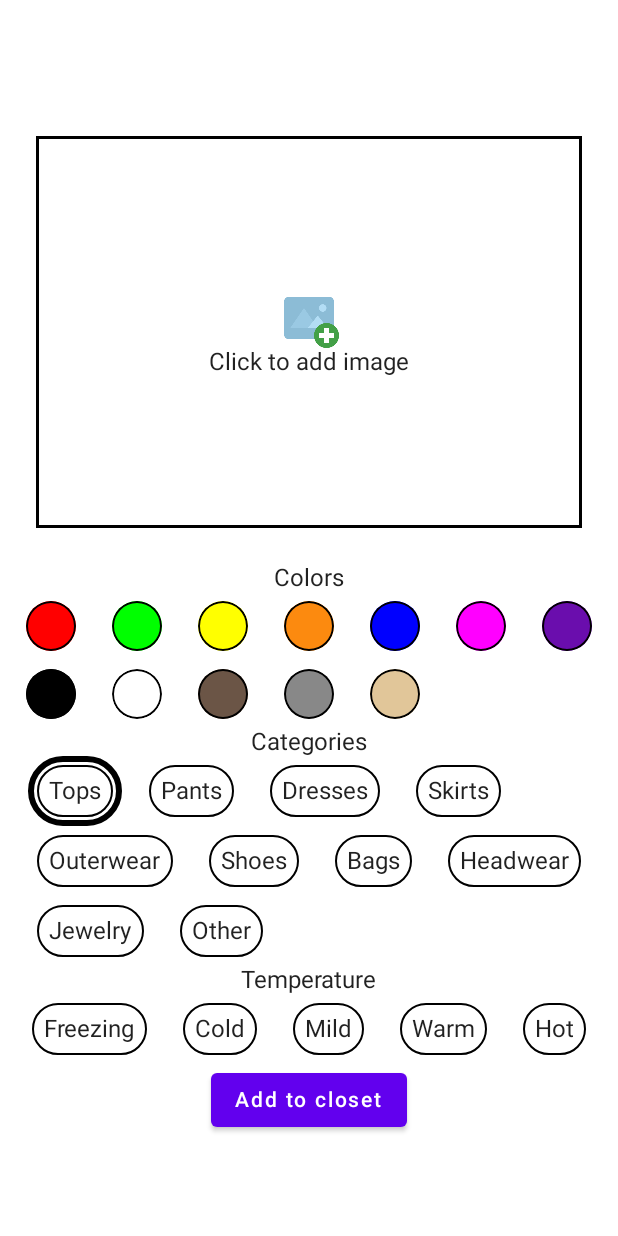
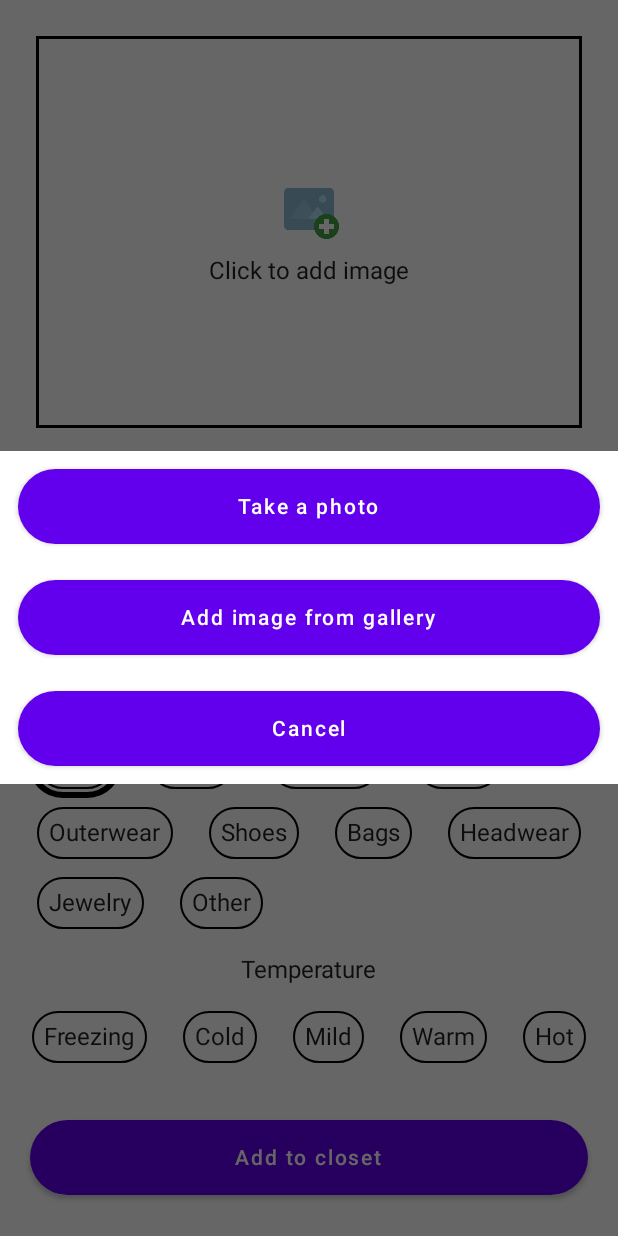
Before and after one commit to kristina-dudjak/closet, an Android app built with Jetpack Compose: the composable ClosetEditorScreen shown on its own in the app's theme, after a tap on "Click to add image", on a phone screen of 412 x 824 dp. Run offline under Robolectric (Android 15) with nearby library versions, the phone set to English and light mode, and no system bars; our stand-ins replace Dagger/Hilt's generated code, accompanist.

Commit message:
feat: add image dialog

```diff
--- /dev/null
+++ b/app/src/main/java/hr/ferit/kristinadudjak/mycloset/ui/closetEditor/AddImageDialog.kt
@@ -0,0 +1,58 @@
+package hr.ferit.kristinadudjak.mycloset.ui.closetEditor
+
+import androidx.compose.foundation.layout.*
+import androidx.compose.foundation.shape.RoundedCornerShape
+import androidx.compose.material.Button
+import androidx.compose.material.Surface
+import androidx.compose.material.Text
+import androidx.compose.runtime.Composable
+import androidx.compose.ui.Alignment
+import androidx.compose.ui.Modifier
+import androidx.compose.ui.res.stringResource
+import androidx.compose.ui.unit.dp
+import androidx.compose.ui.window.Dialog
+import hr.ferit.kristinadudjak.mycloset.R
+
+@Composable
+fun AddImageDialog(setShowDialog: (Boolean) -> Unit) {
+
+    Dialog(onDismissRequest = { setShowDialog(false) }) {
+        Surface {
+            Column(
+                Modifier.padding(12.dp),
+                verticalArrangement = Arrangement.spacedBy(24.dp),
+                horizontalAlignment = Alignment.CenterHorizontally
+            ) {
+                Button(
+                    onClick = {},
+                    shape = RoundedCornerShape(50.dp),
+                    modifier = Modifier
+                        .fillMaxWidth()
+                        .height(50.dp)
+                ) {
+                    Text(stringResource(R.string.take_photo))
+                }
+                Button(
+                    onClick = {},
+                    shape = RoundedCornerShape(50.dp),
+                    modifier = Modifier
+                        .fillMaxWidth()
+                        .height(50.dp)
+                ) {
+                    Text(stringResource(R.string.from_gallery))
+                }
+                Button(
+                    onClick = {
+                        setShowDialog(false)
+                    },
+                    shape = RoundedCornerShape(50.dp),
+                    modifier = Modifier
+                        .fillMaxWidth()
+                        .height(50.dp)
+                ) {
+                    Text(stringResource(R.string.cancel))
+                }
+            }
+        }
+    }
+}
--- a/app/src/main/java/hr/ferit/kristinadudjak/mycloset/ui/closetEditor/ClosetEditorScreen.kt
+++ b/app/src/main/java/hr/ferit/kristinadudjak/mycloset/ui/closetEditor/ClosetEditorScreen.kt
@@ -2,11 +2,14 @@ package hr.ferit.kristinadudjak.mycloset.ui.closetEditor
 
 import androidx.compose.foundation.*
 import androidx.compose.foundation.layout.*
+import androidx.compose.foundation.shape.RoundedCornerShape
 import androidx.compose.material.Button
 import androidx.compose.material.MaterialTheme
 import androidx.compose.material.Surface
 import androidx.compose.material.Text
 import androidx.compose.runtime.Composable
+import androidx.compose.runtime.mutableStateOf
+import androidx.compose.runtime.remember
 import androidx.compose.ui.Alignment
 import androidx.compose.ui.Modifier
 import androidx.compose.ui.layout.ContentScale
@@ -41,11 +44,17 @@ private fun Content(
     onCategoryClick: (ClothesCategory) -> Unit,
     onTemperatureClick: (Temperature, isSelected: Boolean) -> Unit
 ) {
+    val showDialog = remember { mutableStateOf(false) }
+    if (showDialog.value) {
+        AddImageDialog(setShowDialog = {
+            showDialog.value = it
+        })
+    }
     Column(
         Modifier
             .fillMaxSize()
             .verticalScroll(rememberScrollState()),
-        verticalArrangement = Arrangement.Center,
+        verticalArrangement = Arrangement.spacedBy(12.dp),
         horizontalAlignment = Alignment.CenterHorizontally
     ) {
         Column(
@@ -54,7 +63,9 @@ private fun Content(
                 .aspectRatio(4 / 3f)
                 .padding(24.dp)
                 .border(2.dp, MaterialTheme.colors.onBackground)
-                .clickable(onClick = {}),
+                .clickable(onClick = {
+                    showDialog.value = true
+                }),
             verticalArrangement = Arrangement.Center,
             horizontalAlignment = Alignment.CenterHorizontally
         ) {
@@ -64,6 +75,7 @@ private fun Content(
                 Modifier.size(40.dp),
                 contentScale = ContentScale.Crop,
             )
+            Spacer(Modifier.size(12.dp))
             Text(stringResource(R.string.add_image))
         }
         Text(stringResource(R.string.colors))
@@ -96,7 +108,13 @@ private fun Content(
                 )
             }
         }
-        Button(onClick = { }) {
+        Button(
+            onClick = { }, shape = RoundedCornerShape(50.dp),
+            modifier = Modifier
+                .padding(20.dp)
+                .fillMaxWidth()
+                .height(50.dp)
+        ) {
             Text(stringResource(R.string.add_to_closet))
         }
 
--- a/app/src/main/res/values/strings.xml
+++ b/app/src/main/res/values/strings.xml
@@ -43,4 +43,8 @@
 
     <string name="add_to_closet">Add to closet</string>
 
+    <string name="take_photo">Take a photo</string>
+    <string name="from_gallery">Add image from gallery</string>
+    <string name="cancel">Cancel</string>
+
 </resources>
```
